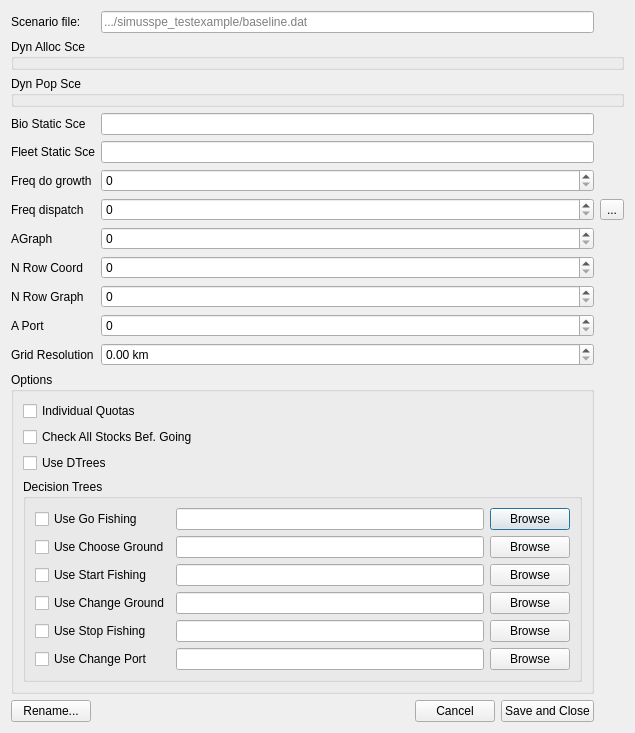
Before: the Qt Designer form qtgui/scenariodialog.ui in frabas/DISPLACE_GUI, drawn with Qt 5.
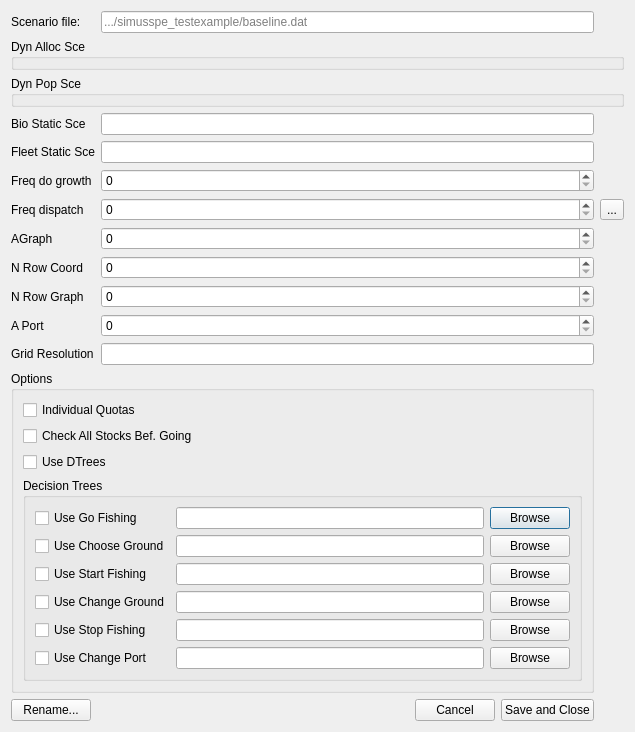
After: the same form once the commit is applied.

```diff
--- a/qtgui/scenariodialog.ui
+++ b/qtgui/scenariodialog.ui
@@ -161,17 +161,7 @@
     </widget>
    </item>
    <item row="11" column="1">
-    <widget class="QDoubleSpinBox" name="gridres">
-     <property name="suffix">
-      <string> km</string>
-     </property>
-     <property name="maximum">
-      <double>10000.000000000000000</double>
-     </property>
-     <property name="singleStep">
-      <double>0.500000000000000</double>
-     </property>
-    </widget>
+    <widget class="QLineEdit" name="gridres"/>
    </item>
    <item row="12" column="0" colspan="2">
     <widget class="QGroupBox" name="groupBox_2">
```
Left out of the diff: 1 changed line with no effect on the pictures.
